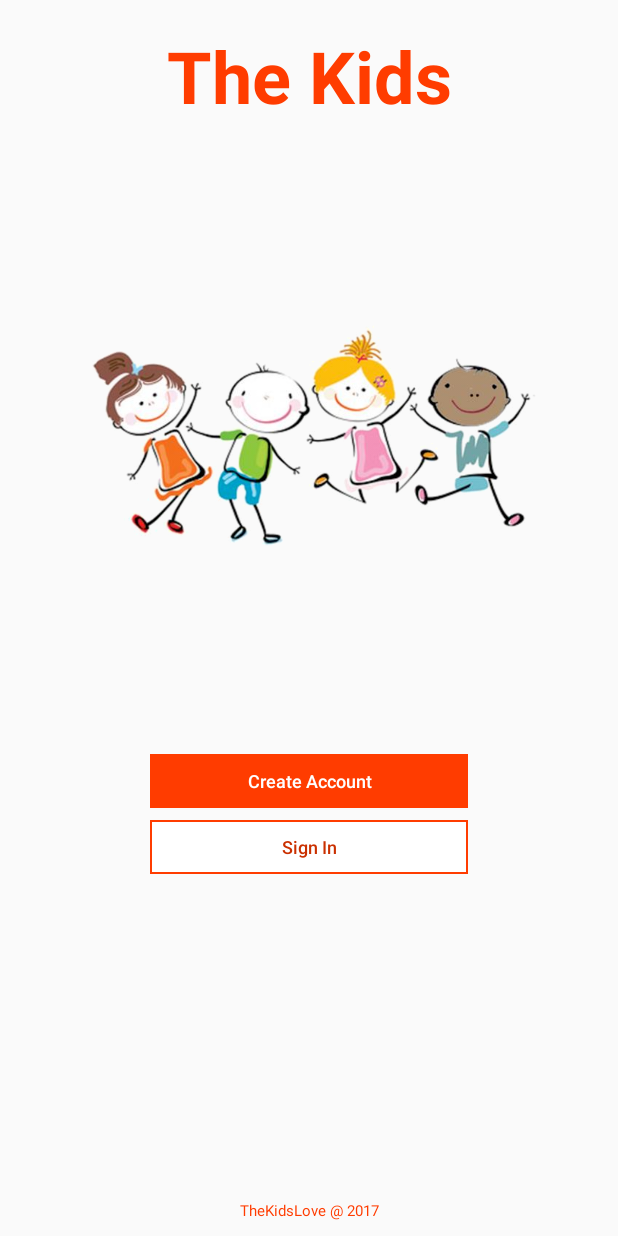
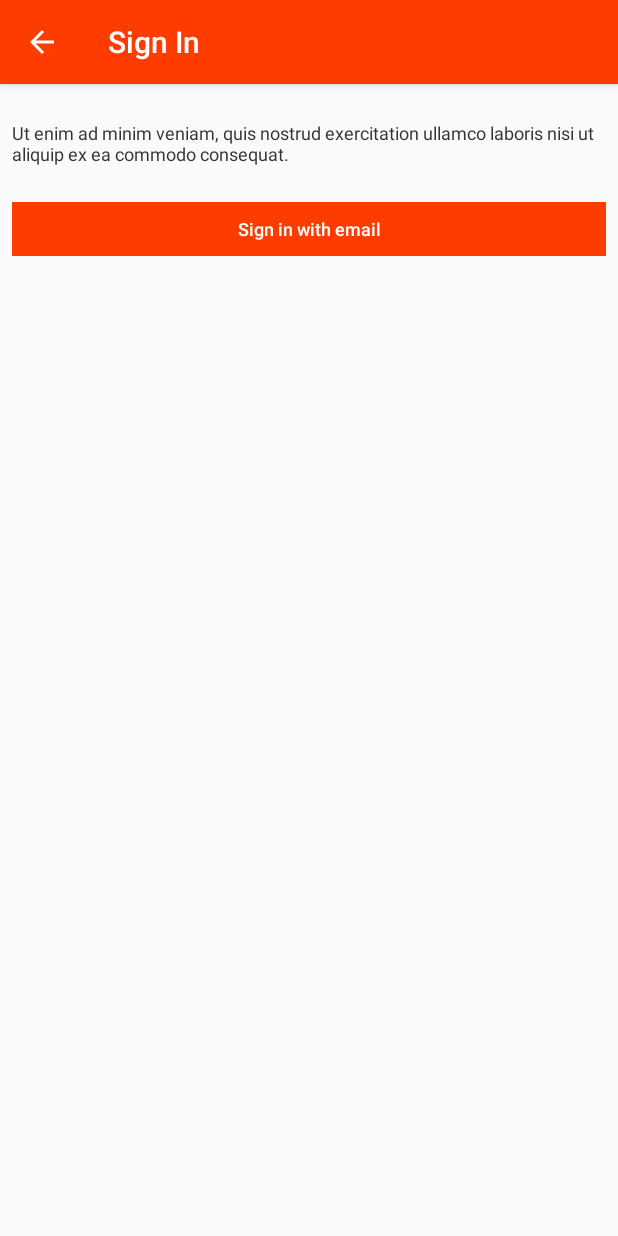
Before and after one commit to dwizzel-dev/the-kids, an Android app: the screen it shows after launch (LoginActivity before the commit, SignInUserActivity after it), after a tap on "Sign In", on a phone screen of 412 x 824 dp. Run offline under Robolectric (Android 15) with nearby library versions, the phone set to English and light mode, and no system bars; our stand-ins replace Firebase (no records; nobody signed in at launch, a user with empty details on screens opened directly).

Commit message:
The Kids #1 Sign In

```diff
--- a/app/build.gradle
+++ b/app/build.gradle
@@ -31,4 +31,6 @@ dependencies {
     androidTestImplementation 'com.android.support.test.espresso:espresso-core:3.0.1'
 }
 
+
+
 apply plugin: 'com.google.gms.google-services'
--- a/app/src/main/java/com/dwizzel/thekids/BaseActivity.java
+++ b/app/src/main/java/com/dwizzel/thekids/BaseActivity.java
@@ -6,6 +6,7 @@ import android.support.v7.app.AppCompatActivity;
 
 
 import com.dwizzel.utils.Auth;
+import com.dwizzel.utils.Utils;
 //import com.google.firebase.auth.FirebaseAuth;
 //import com.google.firebase.auth.FirebaseUser;
 
@@ -45,7 +46,10 @@ public class BaseActivity extends AppCompatActivity {
         if(mAuth != null){
             mAuth.signOut();
         }
-        //on reload l'activity qui va checker si est logue ou pas
+        //
+        Utils utils = Utils.getInstance();
+        utils.showToastMsg(BaseActivity.this, R.string.toast_signed_out);
+        //on reload l'activity dans laquelle il est qui va checker si est logue ou pas
         recreate();
     }
 
--- a/app/src/main/java/com/dwizzel/thekids/LoginActivity.java
+++ b/app/src/main/java/com/dwizzel/thekids/LoginActivity.java
@@ -29,9 +29,9 @@ public class LoginActivity extends AppCompatActivity {
         buttSignIn.setOnClickListener(
             new View.OnClickListener() {
                 public void onClick(View v) {
-                    //Intent intent = new Intent(this, SignInActivity.class);
+                    Intent intent = new Intent(LoginActivity.this, SignInUserActivity.class);
                     //start activity
-                    //startActivity(intent);
+                    startActivity(intent);
                 }
             });
 
--- /dev/null
+++ b/app/src/main/java/com/dwizzel/thekids/SignInUserActivity.java
@@ -0,0 +1,28 @@
+package com.dwizzel.thekids;
+
+import android.content.Intent;
+import android.support.v7.app.AppCompatActivity;
+import android.os.Bundle;
+import android.view.View;
+import android.widget.Button;
+
+public class SignInUserActivity extends AppCompatActivity {
+
+    @Override
+    protected void onCreate(Bundle savedInstanceState) {
+        super.onCreate(savedInstanceState);
+        setContentView(R.layout.activity_sign_in_user);
+        setTitle(R.string.signin_title);
+
+        //butt create
+        final Button buttCreate = findViewById(R.id.buttSignInWithEmail);
+        buttCreate.setOnClickListener(
+                new View.OnClickListener() {
+                    public void onClick(View v) {
+                        Intent intent = new Intent(SignInUserActivity.this, SignInUserWithEmailActivity.class);
+                        //start activity
+                        startActivity(intent);
+                    }
+                });
+    }
+}
--- /dev/null
+++ b/app/src/main/res/layout/activity_sign_in_user.xml
@@ -0,0 +1,39 @@
+<?xml version="1.0" encoding="utf-8"?>
+<android.support.constraint.ConstraintLayout xmlns:android="http://schemas.android.com/apk/res/android"
+    xmlns:app="http://schemas.android.com/apk/res-auto"
+    xmlns:tools="http://schemas.android.com/tools"
+    android:layout_width="match_parent"
+    android:layout_height="match_parent"
+    tools:context="com.dwizzel.thekids.SignInUserActivity">
+
+    <TextView
+        android:id="@+id/textView2"
+        style="@style/AppTheme.P"
+        android:layout_width="match_parent"
+        android:layout_height="wrap_content"
+        android:layout_marginEnd="8dp"
+        android:layout_marginStart="8dp"
+        android:layout_marginTop="8dp"
+        android:text="@string/signin_user_description"
+        app:layout_constraintEnd_toEndOf="parent"
+        app:layout_constraintStart_toStartOf="parent"
+        app:layout_constraintTop_toTopOf="parent" />
+
+    <Button
+        android:id="@+id/buttSignInWithEmail"
+        style="@style/AppTheme.ButtonFull"
+        android:layout_width="match_parent"
+        android:layout_height="36dp"
+        android:layout_marginEnd="8dp"
+        android:layout_marginStart="8dp"
+        android:layout_marginTop="8dp"
+        android:text="@string/butt_signin_from_email"
+        app:layout_constraintEnd_toEndOf="parent"
+        app:layout_constraintStart_toStartOf="parent"
+        app:layout_constraintTop_toBottomOf="@+id/textView2" />
+
+
+
+
+
+</android.support.constraint.ConstraintLayout>
--- a/app/src/main/res/values/strings.xml
+++ b/app/src/main/res/values/strings.xml
@@ -1,16 +1,18 @@
 <resources>
-    <string name="app_name">The Kids</string>
+    <string name="app_name">The Kids Watcher</string>
 
     <!-- TITLE -->
-    <string name="main_title">The Kids</string>
+    <string name="main_title">The Kids Watcher</string>
     <string name="login_title">Sign In</string>
     <string name="create_user_title">Create Account</string>
     <string name="signin_title">Sign In</string>
-    <string name="register_with_email">Register With Email</string>
+    <string name="register_with_email_title">Register With Email</string>
+    <string name="signin_with_email_title">Sign In With Email</string>
 
     <!-- DESCRIPTION -->
     <string name="create_user_description">Lorem ipsum dolor sit amet, consectetur adipiscing elit, sed do eiusmod tempor incididunt ut labore et dolore magna aliqua. Ut enim ad minim veniam, quis nostrud exercitation ullamco laboris nisi ut aliquip ex ea commodo consequat.</string>
     <string name="create_user_with_email_description">Ut enim ad minim veniam, quis nostrud exercitation ullamco laboris nisi ut aliquip ex ea commodo consequat.</string>
+    <string name="signin_user_description">Ut enim ad minim veniam, quis nostrud exercitation ullamco laboris nisi ut aliquip ex ea commodo consequat.</string>
 
     <!-- COPYRIGHT -->
     <string name="txt_copyright">TheKidsLove @ 2017</string>
@@ -19,6 +21,7 @@
     <string name="butt_create_signin">Create Account</string>
     <string name="butt_signin">Sign In</string>
     <string name="butt_create_from_email">Register with email</string>
+    <string name="butt_signin_from_email">Sign in with email</string>
     <string name="butt_next">Next</string>
     <string name="butt_register">Register</string>
 
@@ -32,19 +35,23 @@
     <string name="psw_too_short">the password is too short</string>
     <string name="psw_not_the_same">the two passwords must be identical</string>
     <string name="psw_weak">the password is weak</string>
+    <string name="err_invalid_credential">invalid credential</string>
+    <string name="err_invalid_password">invalid password</string>
     <string name="err_no_connectivity">no internet connection available</string>
 
     <!-- DIALOG MESSAGE -->
     <string name="dialog_loading">in progress</string>
+
+    <!-- TOAST MESSAGE -->
+    <string name="toast_connected_as">you are connected as %1$s</string>
+    <string name="toast_signed_out">you are are signed out</string>
 
     <!-- FIREBASE ERROR -->
     <string name="email_in_use">this email is already registered</string>
 
     <!-- ACTION MENU -->
     <string name="menu_action_settings">Settings</string>
-    <string name="menu_action_logout">Logout</string>
+    <string name="menu_action_logout">Sign Out</string>
     <string name="menu_action_about">About</string>
 
-
-
 </resources>
```
Also changed, not shown: app/src/main/AndroidManifest.xml (+9 -2 lines), app/src/main/java/com/dwizzel/thekids/CreateUserWithEmailActivity.java (+23 -114 lines), app/src/main/java/com/dwizzel/thekids/SignInUserWithEmailActivity.java (added, +166 -0 lines), app/src/main/java/com/dwizzel/utils/Auth.java (+60 -20 lines), app/src/main/java/com/dwizzel/utils/Utils.java (+64 -7 lines), app/src/main/res/layout/activity_sign_in_user_with_email.xml (added, +71 -0 lines).
